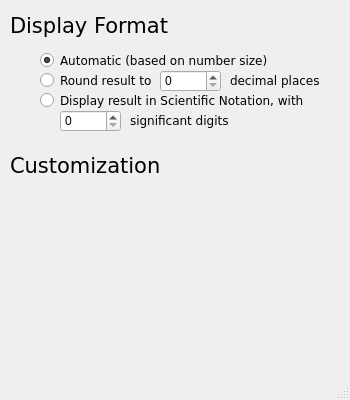
Old version of the form settings.ui in the repository bhs24651/numeric-engine.
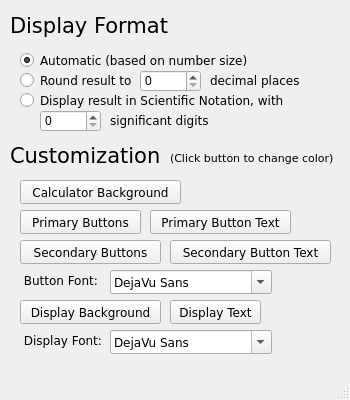
New version of the form.

Commit message: Added customization buttons and dropdowns

Patch:
```diff
--- a/settings.ui
+++ b/settings.ui
@@ -48,7 +48,7 @@
    <widget class="QRadioButton" name="auto_format">
     <property name="geometry">
      <rect>
-      <x>40</x>
+      <x>20</x>
       <y>50</y>
       <width>241</width>
       <height>20</height>
@@ -70,7 +70,7 @@
    <widget class="QRadioButton" name="round_format">
     <property name="geometry">
      <rect>
-      <x>40</x>
+      <x>20</x>
       <y>70</y>
       <width>121</width>
       <height>20</height>
@@ -89,7 +89,7 @@
    <widget class="QRadioButton" name="scientific_format">
     <property name="geometry">
      <rect>
-      <x>40</x>
+      <x>20</x>
       <y>90</y>
       <width>281</width>
       <height>20</height>
@@ -108,7 +108,7 @@
    <widget class="QSpinBox" name="round_spinBox">
     <property name="geometry">
      <rect>
-      <x>160</x>
+      <x>140</x>
       <y>70</y>
       <width>61</width>
       <height>22</height>
@@ -118,7 +118,7 @@
    <widget class="QLabel" name="dp_label">
     <property name="geometry">
      <rect>
-      <x>230</x>
+      <x>210</x>
       <y>70</y>
       <width>101</width>
       <height>21</height>
@@ -136,7 +136,7 @@
    <widget class="QLabel" name="sf_label">
     <property name="geometry">
      <rect>
-      <x>130</x>
+      <x>110</x>
       <y>110</y>
       <width>101</width>
       <height>21</height>
@@ -154,7 +154,7 @@
    <widget class="QSpinBox" name="scientific_spinBox">
     <property name="geometry">
      <rect>
-      <x>60</x>
+      <x>40</x>
       <y>110</y>
       <width>61</width>
       <height>22</height>
@@ -165,7 +165,7 @@
     <property name="geometry">
      <rect>
       <x>10</x>
-      <y>150</y>
+      <y>140</y>
       <width>181</width>
       <height>31</height>
      </rect>
@@ -180,6 +180,227 @@
      <string>Customization</string>
     </property>
    </widget>
+   <widget class="QLabel" name="customize_label_2">
+    <property name="geometry">
+     <rect>
+      <x>170</x>
+      <y>150</y>
+      <width>171</width>
+      <height>16</height>
+     </rect>
+    </property>
+    <property name="font">
+     <font>
+      <family>DejaVu Sans</family>
+      <pointsize>8</pointsize>
+     </font>
+    </property>
+    <property name="text">
+     <string>(Click button to change color)</string>
+    </property>
+   </widget>
+   <widget class="QPushButton" name="choose_color_primary_button">
+    <property name="geometry">
+     <rect>
+      <x>20</x>
+      <y>210</y>
+      <width>121</width>
+      <height>24</height>
+     </rect>
+    </property>
+    <property name="font">
+     <font>
+      <family>DejaVu Sans</family>
+     </font>
+    </property>
+    <property name="text">
+     <string>Primary Buttons</string>
+    </property>
+   </widget>
+   <widget class="QPushButton" name="choose_color_primary_button_text">
+    <property name="geometry">
+     <rect>
+      <x>150</x>
+      <y>210</y>
+      <width>141</width>
+      <height>24</height>
+     </rect>
+    </property>
+    <property name="font">
+     <font>
+      <family>DejaVu Sans</family>
+     </font>
+    </property>
+    <property name="text">
+     <string>Primary Button Text</string>
+    </property>
+   </widget>
+   <widget class="QPushButton" name="choose_color_secondary_button_text">
+    <property name="geometry">
+     <rect>
+      <x>170</x>
+      <y>240</y>
+      <width>161</width>
+      <height>24</height>
+     </rect>
+    </property>
+    <property name="font">
+     <font>
+      <family>DejaVu Sans</family>
+     </font>
+    </property>
+    <property name="text">
+     <string>Secondary Button Text</string>
+    </property>
+   </widget>
+   <widget class="QPushButton" name="choose_color_secondary_button">
+    <property name="geometry">
+     <rect>
+      <x>20</x>
+      <y>240</y>
+      <width>141</width>
+      <height>24</height>
+     </rect>
+    </property>
+    <property name="font">
+     <font>
+      <family>DejaVu Sans</family>
+     </font>
+    </property>
+    <property name="text">
+     <string>Secondary Buttons</string>
+    </property>
+   </widget>
+   <widget class="QFontComboBox" name="choose_button_font_combobox">
+    <property name="geometry">
+     <rect>
+      <x>110</x>
+      <y>270</y>
+      <width>162</width>
+      <height>24</height>
+     </rect>
+    </property>
+    <property name="font">
+     <font>
+      <family>DejaVu Sans</family>
+     </font>
+    </property>
+    <property name="currentFont">
+     <font>
+      <family>DejaVu Sans</family>
+     </font>
+    </property>
+   </widget>
+   <widget class="QLabel" name="choose_button_font_label">
+    <property name="geometry">
+     <rect>
+      <x>20</x>
+      <y>270</y>
+      <width>81</width>
+      <height>21</height>
+     </rect>
+    </property>
+    <property name="font">
+     <font>
+      <family>DejaVu Sans</family>
+     </font>
+    </property>
+    <property name="text">
+     <string> Button Font:</string>
+    </property>
+   </widget>
+   <widget class="QPushButton" name="choose_color_calculator_background">
+    <property name="geometry">
+     <rect>
+      <x>20</x>
+      <y>180</y>
+      <width>161</width>
+      <height>24</height>
+     </rect>
+    </property>
+    <property name="font">
+     <font>
+      <family>DejaVu Sans</family>
+     </font>
+    </property>
+    <property name="text">
+     <string>Calculator Background</string>
+    </property>
+   </widget>
+   <widget class="QPushButton" name="choose_color_display_text">
+    <property name="geometry">
+     <rect>
+      <x>170</x>
+      <y>300</y>
+      <width>91</width>
+      <height>24</height>
+     </rect>
+    </property>
+    <property name="font">
+     <font>
+      <family>DejaVu Sans</family>
+     </font>
+    </property>
+    <property name="text">
+     <string>Display Text</string>
+    </property>
+   </widget>
+   <widget class="QPushButton" name="choose_color_display_background">
+    <property name="geometry">
+     <rect>
+      <x>20</x>
+      <y>300</y>
+      <width>141</width>
+      <height>24</height>
+     </rect>
+    </property>
+    <property name="font">
+     <font>
+      <family>DejaVu Sans</family>
+     </font>
+    </property>
+    <property name="text">
+     <string>Display Background</string>
+    </property>
+   </widget>
+   <widget class="QLabel" name="choose_display_font_label">
+    <property name="geometry">
+     <rect>
+      <x>20</x>
+      <y>330</y>
+      <width>81</width>
+      <height>21</height>
+     </rect>
+    </property>
+    <property name="font">
+     <font>
+      <family>DejaVu Sans</family>
+     </font>
+    </property>
+    <property name="text">
+     <string> Display Font:</string>
+    </property>
+   </widget>
+   <widget class="QFontComboBox" name="choose_display_font_combobox">
+    <property name="geometry">
+     <rect>
+      <x>110</x>
+      <y>330</y>
+      <width>162</width>
+      <height>24</height>
+     </rect>
+    </property>
+    <property name="font">
+     <font>
+      <family>DejaVu Sans</family>
+     </font>
+    </property>
+    <property name="currentFont">
+     <font>
+      <family>DejaVu Sans</family>
+     </font>
+    </property>
+   </widget>
   </widget>
   <widget class="QStatusBar" name="statusBar"/>
  </widget>
```
Left out of the diff: 2 changed lines with no effect on the pictures.
